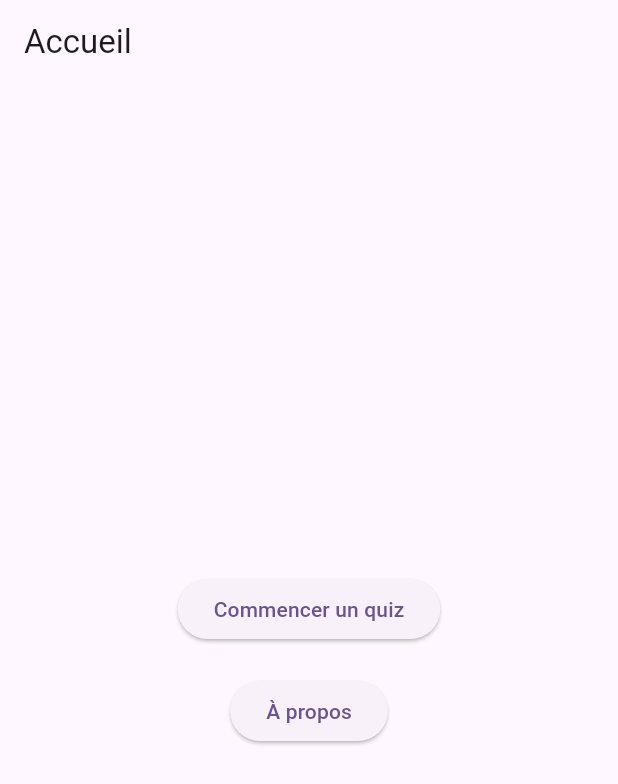
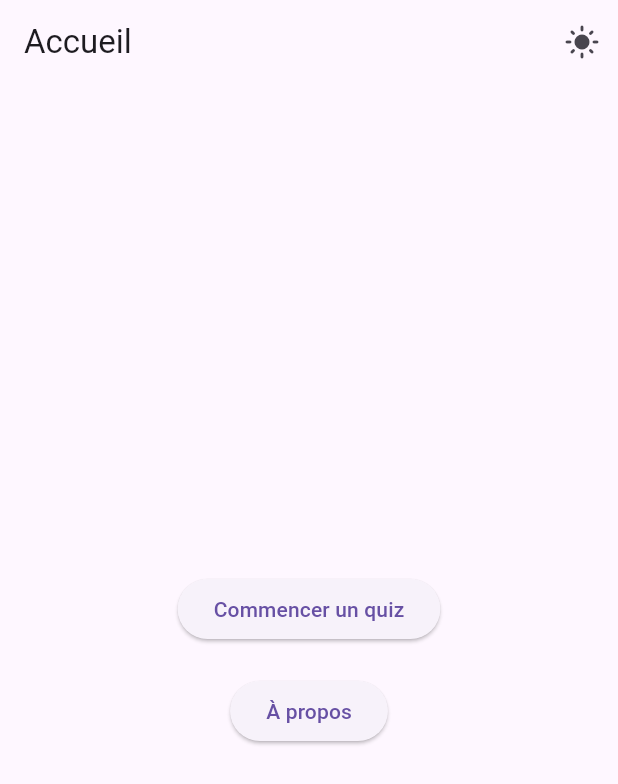
Before and after one commit to bourawi12/Flutter_Quiz_App, a Flutter app: the screen it shows after launch, on a phone screen of 412 x 824 dp. Shown: the top 784 px of the screen. Run offline on Flutter 3.47's test engine with Material 3 defaults, Android fonts, the phone set to English and light mode, and no system bars.

Commit message:
dark mode

```diff
--- /dev/null
+++ b/lib/ThemeNotifier.dart
@@ -0,0 +1,14 @@
+import 'package:flutter/material.dart';
+
+class ThemeNotifier with ChangeNotifier {
+  bool _isDarkMode = false;
+
+  ThemeMode get themeMode => _isDarkMode ? ThemeMode.dark : ThemeMode.light;
+
+  bool get isDark => _isDarkMode; // 🔧 Ajouté pour accéder à l'état
+
+  void toggleTheme() {
+    _isDarkMode = !_isDarkMode;
+    notifyListeners();
+  }
+}
--- a/lib/home_page.dart
+++ b/lib/home_page.dart
@@ -1,13 +1,30 @@
 import 'package:flutter/material.dart';
-import 'quiz_page.dart'; // Assure-toi que ce chemin est correct
+import 'package:provider/provider.dart';
+import 'quiz_page.dart';
 import 'quiz_settings_page.dart';
+import 'ThemeNotifier.dart';
+
 class HomePage extends StatelessWidget {
   const HomePage({super.key});
 
   @override
   Widget build(BuildContext context) {
     return Scaffold(
-      appBar: AppBar(title: const Text('Accueil')),
+      appBar: AppBar(
+        title: const Text('Accueil'),
+        actions: [
+          IconButton(
+            icon: Icon(
+              Provider.of<ThemeNotifier>(context).isDark
+                  ? Icons.dark_mode
+                  : Icons.light_mode,
+            ),
+            onPressed: () {
+              Provider.of<ThemeNotifier>(context, listen: false).toggleTheme();
+            },
+          ),
+        ],
+      ),
       body: Center(
         child: Column(
           mainAxisAlignment: MainAxisAlignment.center,
@@ -29,7 +46,8 @@ class HomePage extends StatelessWidget {
                   applicationName: 'Flutter Quiz App',
                   applicationVersion: '1.0.0',
                   children: const [
-                    Text('Développé par Mohamed Bouraoui Bouaziz.\nCe quiz utilise l\'API OpenTDB.')
+                    Text(
+                        'Développé par Mohamed Bouraoui Bouaziz.\nCe quiz utilise l\'API OpenTDB.')
                   ],
                 );
               },
```
Also changed, not shown: lib/main.dart (+15 -112 lines).
